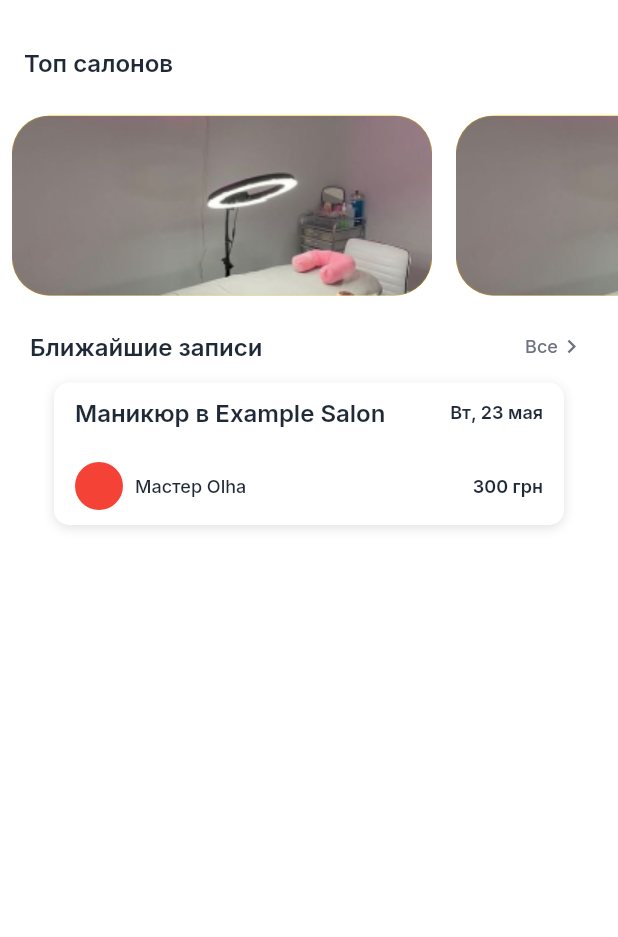
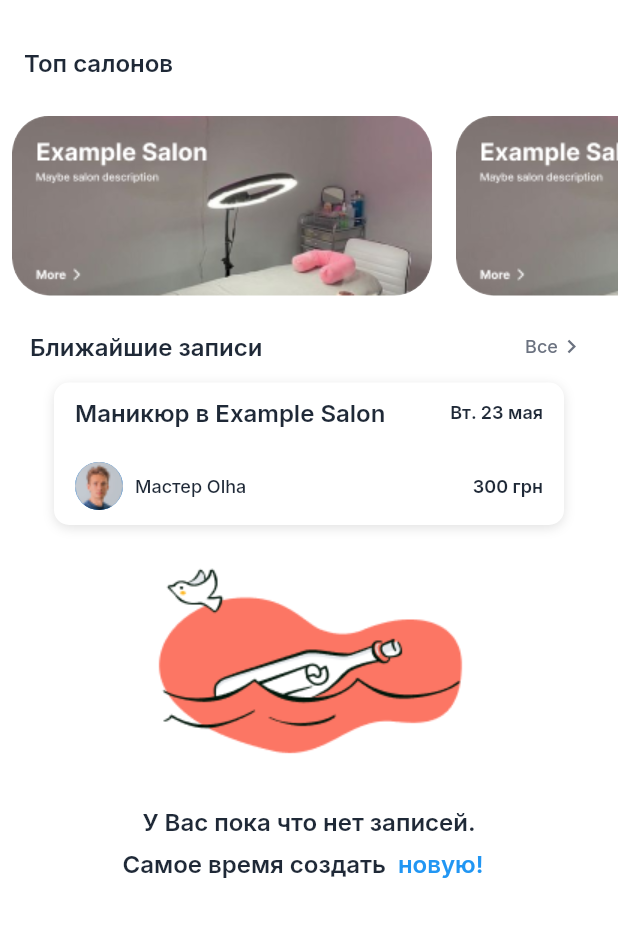
Before and after one commit to LizaPolishchuk/bf_mobile_client, a Flutter app: the screen it shows after launch, on a phone screen of 412 x 824 dp, the part 60-997 px from its top. Run offline on Flutter 3.47's test engine with Material 2 defaults, Android fonts, the phone set to English and light mode, and no system bars; drawn by our look-alikes of flutter_slidable; our stand-ins replace bloc, dartz, firebase_auth, firebase_core, flutter_bloc, flutter_svg and 3 more; missing offline and left inert: salons_app_flutter_module; accounts and stored records are empty; statements that could not run were skipped; project files that could hold a hidden picture were left out.

Commit message:
refactor UI

```diff
--- /dev/null
+++ b/lib/prezentation/home/empty_list_image.dart
@@ -0,0 +1,37 @@
+import 'package:flutter/material.dart';
+import 'package:salons_app_mobile/utils/app_strings.dart';
+
+class EmptyListImageWidget extends StatelessWidget {
+  const EmptyListImageWidget({
+    Key? key,
+  }) : super(key: key);
+
+  @override
+  Widget build(BuildContext context) {
+    return Container(
+      child: Column(
+        children: [
+          Image.asset('assets/images/MessageSent.png'),
+          Text('У Вас пока что нет записей.', style: text16W600.copyWith(height: 0.5)),
+          Row(
+            mainAxisAlignment: MainAxisAlignment.center,
+            children: [
+              Text(
+                'Самое время создать',
+                style: text16W600.copyWith(height: 0.5),
+              ),
+              TextButton(
+                onPressed: () {},
+                child: Text(
+                  'новую!',
+                  style: text16W600.copyWith(
+                      color: Colors.blue, height: 0.5),
+                ),
+              ),
+            ],
+          ),
+        ],
+      ),
+    );
+  }
+}
--- a/lib/prezentation/home/home_page.dart
+++ b/lib/prezentation/home/home_page.dart
@@ -1,8 +1,6 @@
 import 'package:flutter/material.dart';
 import 'package:flutter/widgets.dart';
-import 'package:flutter_slidable/flutter_slidable.dart';
-import 'package:salons_app_mobile/prezentation/home/order_alert_widget.dart';
-import 'package:salons_app_mobile/prezentation/home/order_options_widget.dart';
+import 'package:salons_app_mobile/prezentation/home/empty_list_image.dart';
 import 'package:salons_app_mobile/prezentation/home/orders_tile_widget.dart';
 import 'package:salons_app_mobile/prezentation/home/top_salons_carousel_widget.dart';
 import 'package:salons_app_mobile/utils/app_strings.dart';
@@ -71,31 +69,14 @@ class _HomePageState extends State<HomePage> {
               ],
             ),
           ),
-          Slidable(
-            child: OrdersTileWidget(),
-            actionPane: SlidableDrawerActionPane(),
-            secondaryActions: [
-              OrderOptionsWidget(
-                text: 'Закрепить',
-                icon: Icons.push_pin_outlined,
-                color: Color(0xFFF2C420),
-                isRounded: false,
-                onTap: () {},
-              ),
-              OrderOptionsWidget(
-                text: 'Отменить запись',
-                icon: Icons.cancel,
-                color: Color(0xFFE1440E),
-                isRounded: true,
-                onTap: () {
-                  showDialog(
-                    context: context,
-                    builder: (context) => OrderAlertWidget(),
-                  );
-                },
-              ),
-            ],
+          OrdersTileWidget(
+            orderText: 'Маникюр в Example Salon',
+            orderDate: 'Вт. 23 мая',
+            masterImage: 'assets/images/MasterImage.png',
+            masterName: 'Olha',
+            orderPrice: '300',
           ),
+          EmptyListImageWidget(),
         ],
       ),
     );
--- a/lib/prezentation/home/orders_tile_widget.dart
+++ b/lib/prezentation/home/orders_tile_widget.dart
@@ -1,30 +1,49 @@
+import 'dart:ui';
+
 import 'package:flutter/material.dart';
+import 'package:flutter_slidable/flutter_slidable.dart';
+import 'package:salons_app_mobile/prezentation/home/order_alert_widget.dart';
+import 'package:salons_app_mobile/prezentation/home/order_options_widget.dart';
 import 'package:salons_app_mobile/utils/app_strings.dart';
 
 class OrdersTileWidget extends StatelessWidget {
   const OrdersTileWidget({
     Key? key,
+    required this.orderText,
+    required this.orderDate,
+    required this.masterImage,
+    required this.masterName,
+    required this.orderPrice,
   }) : super(key: key);
+
+  final String orderText;
+  final String orderDate;
+  final String masterImage;
+  final String masterName;
+  final String orderPrice;
 
   @override
   Widget build(BuildContext context) {
-    return Container(
+    return Slidable(
+      child: Container(
         padding: EdgeInsets.symmetric(horizontal: 14, vertical: 10),
         width: 340,
         height: 95,
         decoration: BoxDecoration(
             color: Colors.white,
             borderRadius: BorderRadius.circular(10),
-        boxShadow: [BoxShadow(color: Color(0x22222222), blurRadius: 6, offset: Offset(0, 2))]
-      ),
+            boxShadow: [
+              BoxShadow(
+                  color: Color(0x22222222), blurRadius: 6, offset: Offset(0, 2))
+            ]),
         child: Column(
           mainAxisAlignment: MainAxisAlignment.spaceBetween,
           children: [
             Row(
               mainAxisAlignment: MainAxisAlignment.spaceBetween,
               children: [
-              Text('Маникюр в Example Salon', style: text16W600),
-              Text('Вт, 23 мая', style: text12W600),
+                Text(orderText, style: text16W600),
+                Text(orderDate, style: text12W600),
               ],
             ),
             Row(
@@ -32,17 +51,40 @@ class OrdersTileWidget extends StatelessWidget {
               children: [
                 CircleAvatar(
                   radius: 16,
-                backgroundColor: Colors.red,
-                // child: Image.network('assets/images/'),
+                  backgroundImage: AssetImage(masterImage),
+                  // child: Image.network(masterImage),
                 ),
                 SizedBox(width: 8),
-              Text('Мастер Olha', style: text12W500),
+                Text('Мастер $masterName', style: text12W500),
                 Spacer(),
-              Text('300 грн', style: text12W600),
+                Text('$orderPrice грн', style: text12W600),
               ],
             ),
           ],
         ),
+      ),
+      actionPane: SlidableDrawerActionPane(),
+      secondaryActions: [
+        OrderOptionsWidget(
+          text: 'Закрепить',
+          icon: Icons.push_pin_outlined,
+          color: Color(0xFFF2C420),
+          isRounded: false,
+          onTap: () {},
+        ),
+        OrderOptionsWidget(
+          text: 'Отменить запись',
+          icon: Icons.cancel,
+          color: Color(0xFFE1440E),
+          isRounded: true,
+          onTap: () {
+            showDialog(
+              context: context,
+              builder: (context) => OrderAlertWidget(),
+            );
+          },
+        ),
+      ],
     );
   }
 }
--- a/lib/prezentation/home/top_salons_carousel_widget.dart
+++ b/lib/prezentation/home/top_salons_carousel_widget.dart
@@ -19,12 +19,9 @@ class TopSalonsCarouselWidget extends StatelessWidget {
               width: 280,
               height: 120,
               decoration: BoxDecoration(
-                color: Colors.amber,
                 borderRadius: BorderRadius.circular(25),
                 image: DecorationImage(
-                  //TODO: Заменить на svg
                   image: AssetImage('assets/images/TopSalonCard.png'),
-                  fit: BoxFit.cover,
                 ),
               ),
             ),
--- a/lib/utils/app_strings.dart
+++ b/lib/utils/app_strings.dart
@@ -3,6 +3,7 @@ import 'package:google_fonts/google_fonts.dart';
 
 final TextStyle text12W500 = GoogleFonts.inter(textStyle: TextStyle(fontSize: 12, fontWeight: FontWeight.w500, color: Color(0xFF1F2937)));
 final TextStyle text12W600 = GoogleFonts.inter(textStyle: TextStyle(fontSize: 12, fontWeight: FontWeight.w600, color: Color(0xFF1F2937)));
+final TextStyle text14W600 = GoogleFonts.inter(textStyle: TextStyle(fontSize: 14, fontWeight: FontWeight.w600, color: Color(0xFF1F2937)));
 final TextStyle text16W600 = GoogleFonts.inter(textStyle: TextStyle(fontSize: 16, fontWeight: FontWeight.w600, color: Color(0xFF1F2937)));
 final TextStyle text16W400 = GoogleFonts.inter(textStyle: TextStyle(fontSize: 16, fontWeight: FontWeight.w400, color: Color(0xFF1F2937)));
 final TextStyle text20W700 = GoogleFonts.inter(textStyle: TextStyle(fontSize: 20, fontWeight: FontWeight.w700, color: Color(0xFF1F2937)));
```
Also changed, not shown: assets/images/MasterImage.png (added), assets/images/MessageSent.png (added), assets/images/TopSalonCard.png, assets/images/TopSalonCard.svg (deleted). Lines whose indentation alone changed are shown as unchanged.
